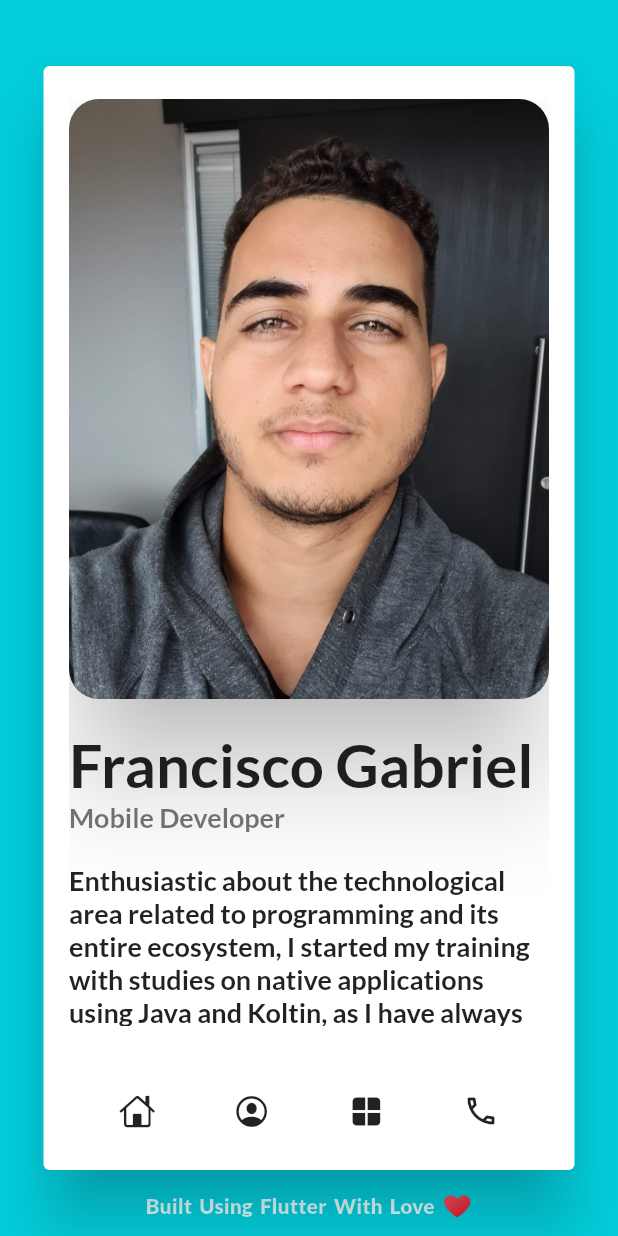
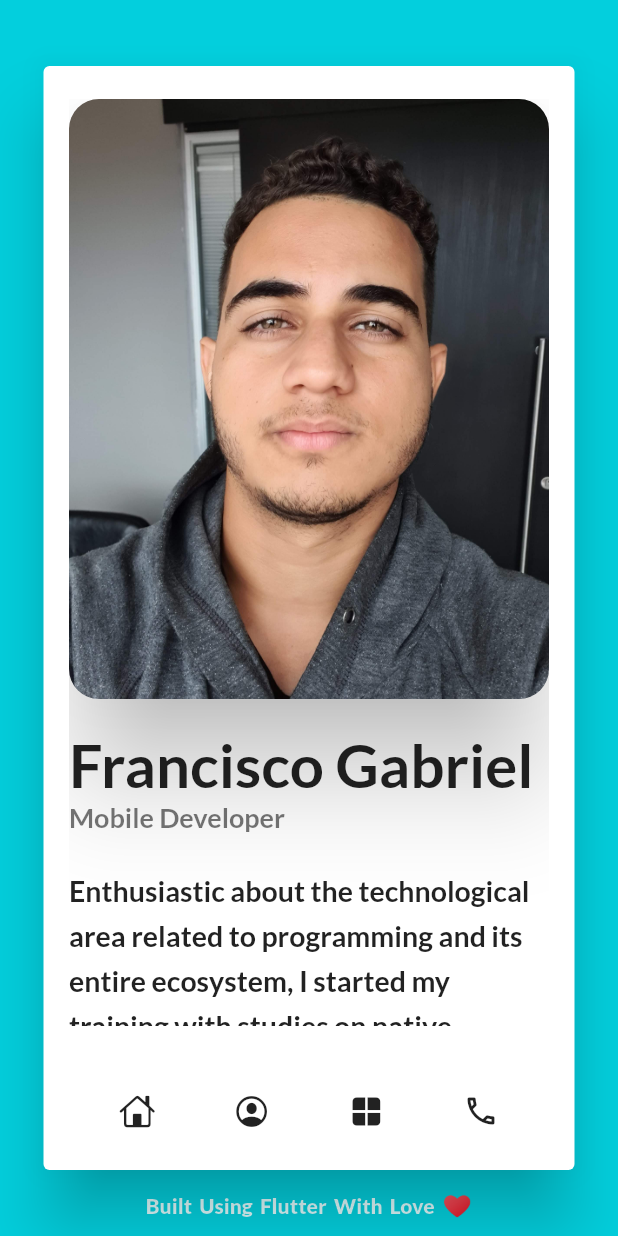
Before and after one commit to Franciscof11/Portfolio_Flutter_Web, a Flutter app: the screen it shows after launch, item 2 of the bottom bar chosen, on a phone screen of 412 x 824 dp. Run offline on Flutter 3.47's test engine with Material 2 defaults, Android fonts, the phone set to English and light mode, and no system bars; drawn by our look-alikes of shimmer; our stand-ins replace animated_text_kit, font_awesome_flutter, google_fonts, percent_indicator.

Commit message:
refactor : Profile Details Page

```diff
--- a/lib/Custom Things/profile_details_section.dart
+++ b/lib/Custom Things/profile_details_section.dart
@@ -40,7 +40,8 @@ class ProfileDetailsSection extends StatelessWidget {
           Text(
             MyStrings.myDescription,
             style: TextStyle(
-              fontSize: 18,
+              height: 1.6,
+              fontSize: 19,
               color: Colors.black87,
               fontWeight: FontWeight.bold,
             ),
--- a/lib/Models/my_strings.dart
+++ b/lib/Models/my_strings.dart
@@ -1,4 +1,3 @@
-import 'package:flutter/cupertino.dart';
 import 'package:font_awesome_flutter/font_awesome_flutter.dart';
 
 class MyStrings {
@@ -25,44 +24,19 @@ class MyStrings {
   static final String myFacebook = "venomShakib";
   static final String myWhatsApp = "+8801710265421";
   static final String myWechat = "venomshakib";
-  static final String myGithub = "devShakib015";
+  static final String myGithub = "Franciscof11";
   static final String myResume =
       "https://docs.google.com/document/d/1Ui_bfssTp0Yqb4X7-5rWfvpfEGLX5_0I-w6AWGxBiTk/edit?usp=share_link";
 
   static final List<Map<String, dynamic>> contactButtons = [
     {
-      "icon": CupertinoIcons.mail_solid,
-      "url": "mailto:${MyStrings.myMail}",
-      "tooltip": MyStrings.myMail,
+      "icon": FontAwesomeIcons.github,
+      "url": "https://github.com/${MyStrings.myGithub}",
+      "tooltip": MyStrings.myGithub,
     },
     {
-      "icon": CupertinoIcons.phone_fill,
-      "url": "tel:${MyStrings.myPhone}",
-      "tooltip": MyStrings.myPhone,
-    },
-    {
-      "icon": FontAwesomeIcons.facebookMessenger,
-      "url": "https://m.me/${MyStrings.myMessenger}/",
-      "tooltip": MyStrings.myMessenger,
-    },
-    {
-      "icon": FontAwesomeIcons.whatsappSquare,
-      "url": "https://api.whatsapp.com/send?phone=${MyStrings.myWhatsApp}",
-      "tooltip": MyStrings.myWhatsApp,
-    },
-    {
-      "icon": FontAwesomeIcons.weixin,
-      "url": "https://weixin://contacts/profile/{${MyStrings.myWhatsApp}}",
-      "tooltip": MyStrings.myWechat,
-    },
-    {
-      "icon": FontAwesomeIcons.facebookF,
-      "url": "https://facebook.com/${MyStrings.myFacebook}",
-      "tooltip": MyStrings.myFacebook,
-    },
-    {
-      "icon": FontAwesomeIcons.github,
-      "url": "https://github.com/${MyStrings.myGithub}",
+      "icon": FontAwesomeIcons.linkedin,
+      "url": "https://www.linkedin.com/in/franciscossg/",
       "tooltip": MyStrings.myGithub,
     }
   ];
```
